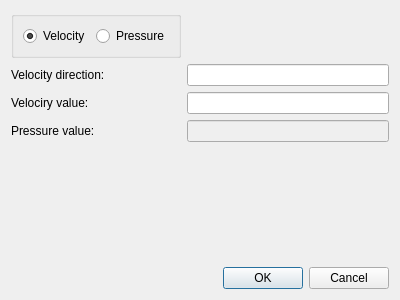
The window that calculatedialog.ui (SemenchenkoVitaliy/sobalap) describes before a commit, drawn with Qt 5.
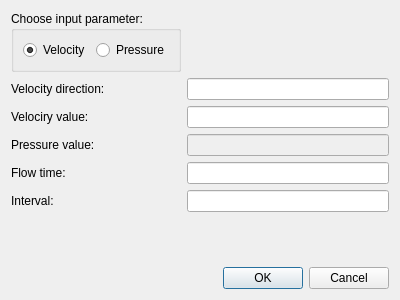
The same window after the commit.

Commit message: add time and interval input fills in the calculate dialog

```diff
--- a/calculatedialog.ui
+++ b/calculatedialog.ui
@@ -23,7 +23,7 @@
    <item row="0" column="0">
     <widget class="QGroupBox" name="radioGroup">
      <property name="title">
-      <string/>
+      <string>Choose input parameter:</string>
      </property>
      <layout class="QHBoxLayout" name="horizontalLayout">
       <item>
@@ -80,29 +80,49 @@
      </property>
     </widget>
    </item>
+   <item row="7" column="1">
+    <widget class="QDialogButtonBox" name="buttonBox">
+     <property name="orientation">
+      <enum>Qt::Horizontal</enum>
+     </property>
+     <property name="standardButtons">
+      <set>QDialogButtonBox::Cancel|QDialogButtonBox::Ok</set>
+     </property>
+    </widget>
+   </item>
+   <item row="4" column="0">
+    <widget class="QLabel" name="timeLabel">
+     <property name="text">
+      <string>Flow time:</string>
+     </property>
+    </widget>
+   </item>
+   <item row="5" column="0">
+    <widget class="QLabel" name="intervalLabel">
+     <property name="text">
+      <string>Interval:</string>
+     </property>
+    </widget>
+   </item>
+   <item row="4" column="1">
+    <widget class="QLineEdit" name="timeEdit"/>
+   </item>
    <item row="5" column="1">
+    <widget class="QLineEdit" name="intervalEdit"/>
+   </item>
+   <item row="6" column="1">
     <spacer name="verticalSpacer">
      <property name="orientation">
       <enum>Qt::Vertical</enum>
      </property>
      <property name="sizeHint" stdset="0">
       <size>
-       <width>190</width>
+       <width>20</width>
        <height>40</height>
       </size>
      </property>
     </spacer>
    </item>
-   <item row="6" column="1">
-    <widget class="QDialogButtonBox" name="buttonBox">
-     <property name="orientation">
-      <enum>Qt::Horizontal</enum>
-     </property>
-     <property name="standardButtons">
-      <set>QDialogButtonBox::Cancel|QDialogButtonBox::Ok</set>
-     </property>
-    </widget>
-   </item>
   </layout>
  </widget>
  <resources/>
```
The commit also changes 2 other files.
